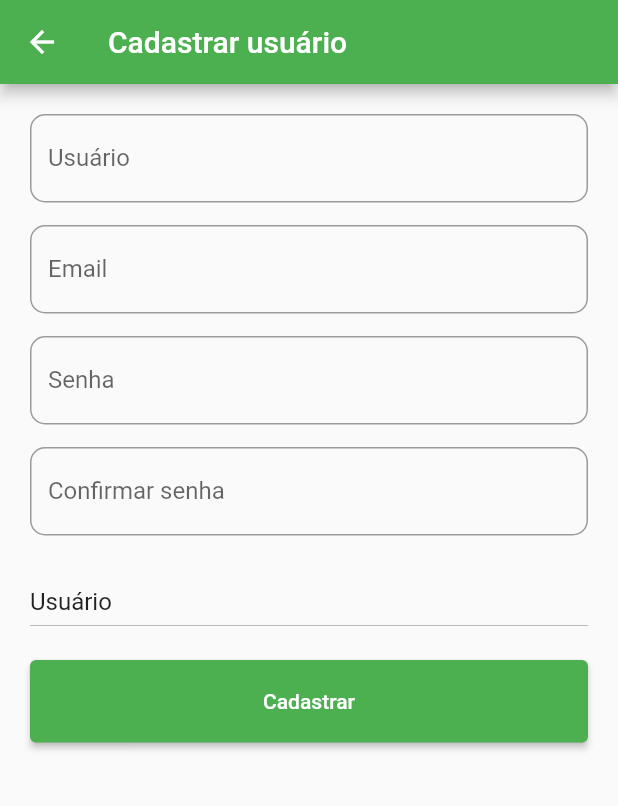
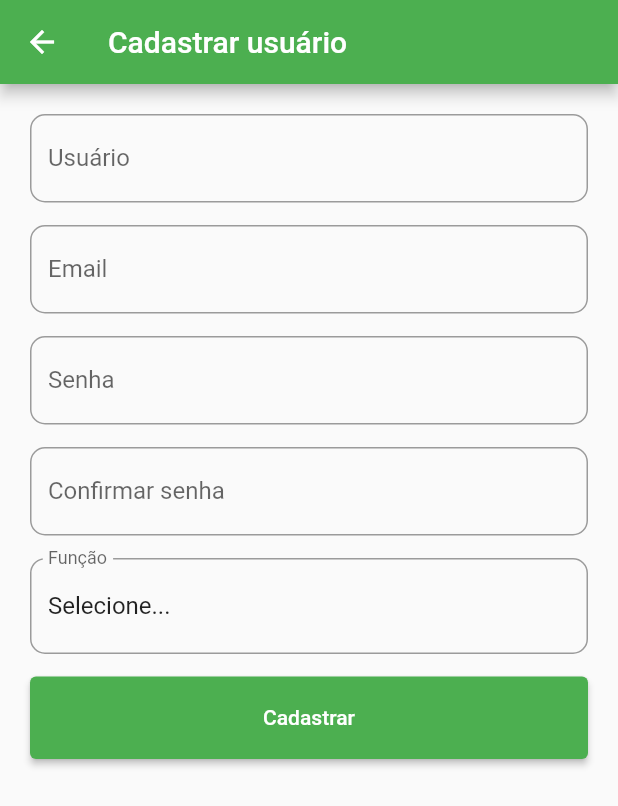
Before and after one commit to lucasoliveirasouza/cs-front-end, a Flutter app: the CadastrarUsuarioView screen opened directly, on a phone screen of 412 x 824 dp. Shown: the top 806 px of the screen. Run offline on Flutter 3.47's test engine with Material 2 defaults, Android fonts, the phone set to English and light mode, and no system bars; our stand-ins replace flutter_secure_storage, get; accounts and stored records are empty; network calls fail.

Commit message:
Adicionar dropdown de funções #8

```diff
--- a/lib/views/auth/cadastrar_usuario.dart
+++ b/lib/views/auth/cadastrar_usuario.dart
@@ -17,8 +17,8 @@ class _CadastrarUsuarioViewState extends State<CadastrarUsuarioView> {
   final senha = TextEditingController();
   final confirmarSenha = TextEditingController();
   final formKey = GlobalKey<FormState>();
-  String dropdownValue = 'Usuário';
-  List<String> funcoes = ["Usuário", "Moderador", "Administrador"];
+  String dropdownValue = 'Selecione...';
+  List<String> funcoes = ["Selecione...","Usuário", "Moderador", "Administrador"];
 
   @override
   Widget build(BuildContext context) {
@@ -60,9 +60,16 @@ class _CadastrarUsuarioViewState extends State<CadastrarUsuarioView> {
                 obscure: true,
               ),
               SizedBox(
-                height: 20,
+                height: 15,
               ),
-              DropdownButton<String>(
+              DropdownButtonFormField<String>(
+                decoration: InputDecoration(
+                  label: Text("Função"),
+                  border: OutlineInputBorder(
+
+                    borderRadius: BorderRadius.all(new Radius.circular(10)),
+                  )
+                ),
                 value: dropdownValue,
                 icon: Icon(null),
                 elevation: 16,
```
